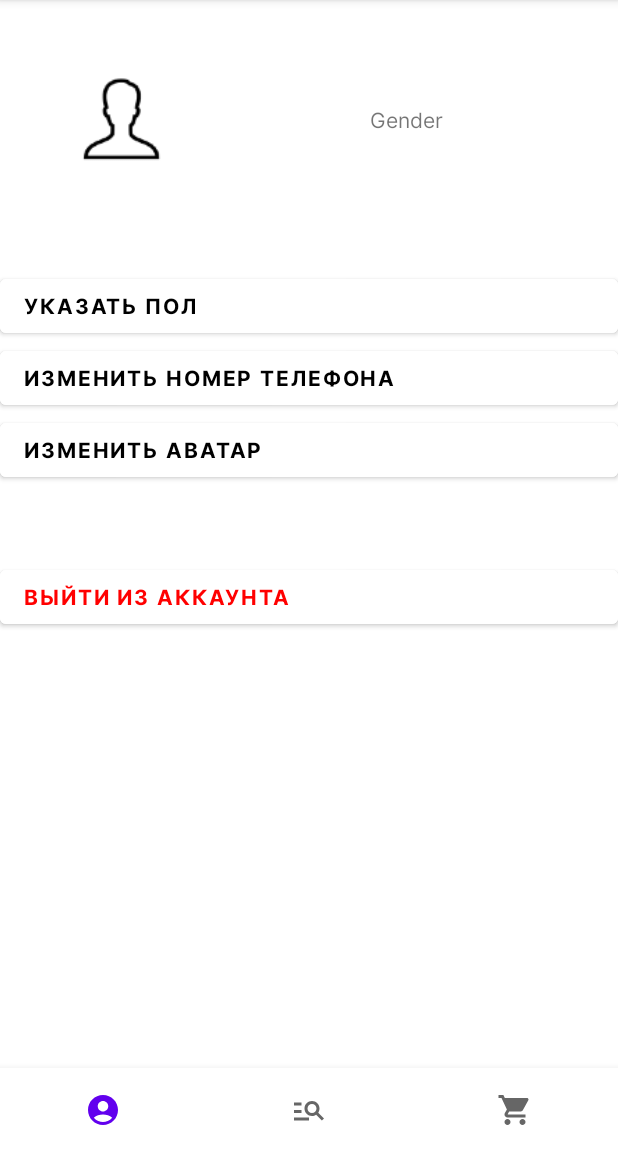
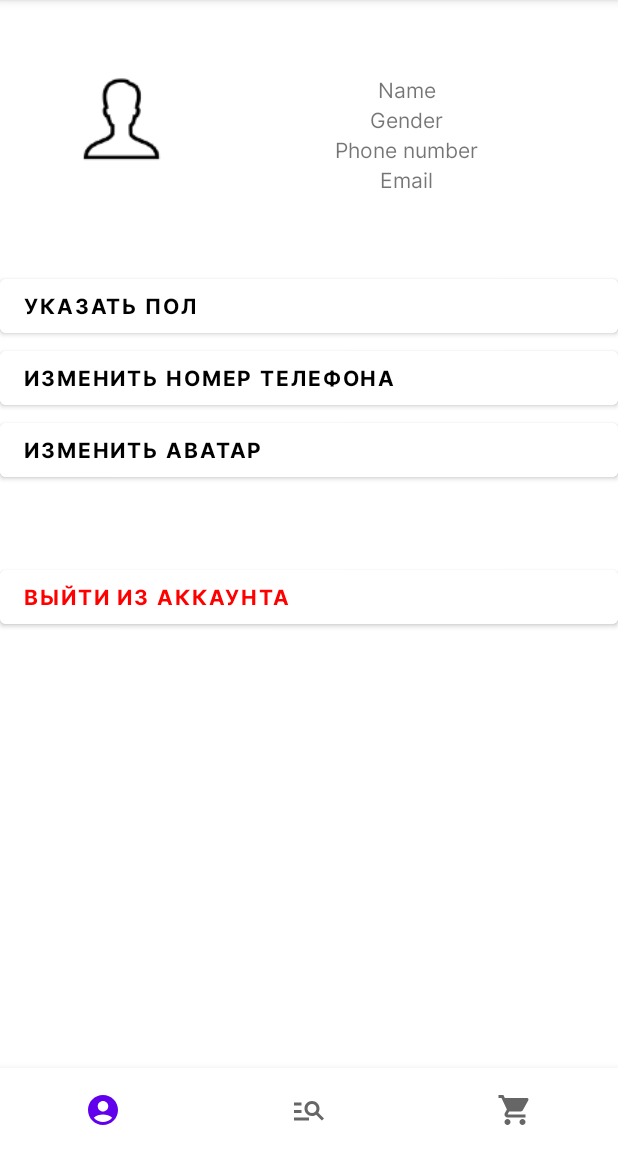
Before and after one commit to inimitab1e/ShopCatalog, an Android app: the ProfileFragment screen opened through its navigation route, on a phone screen of 412 x 824 dp, the part 84-1236 px from its top. Run offline under Robolectric (Android 15) with nearby library versions, the phone set to English and light mode, and no system bars; our stand-ins replace Dagger/Hilt's generated code, Room's generated code, navigation-ui; libraries missing offline, so code that uses them is left out: by.kirich1409.viewbindingdelegate; 8 statements that could not run were skipped.

Commit message:
observing database changes of user info in profile fragment impl'ed

```diff
--- a/app/src/main/java/com/example/shopcatalog/ui/profile/ProfileFragment.kt
+++ b/app/src/main/java/com/example/shopcatalog/ui/profile/ProfileFragment.kt
@@ -5,13 +5,16 @@ import androidx.fragment.app.Fragment
 import android.view.View
 import android.widget.Toast
 import androidx.fragment.app.viewModels
+import androidx.lifecycle.lifecycleScope
 import androidx.navigation.fragment.findNavController
 import by.kirich1409.viewbindingdelegate.viewBinding
 import com.example.shopcatalog.R
 import com.example.shopcatalog.databinding.FragmentProfileBinding
 import com.example.shopcatalog.domain.utils.StringConstants
+import com.example.shopcatalog.extensions.launchWhenStarted
 import com.google.android.material.dialog.MaterialAlertDialogBuilder
 import dagger.hilt.android.AndroidEntryPoint
+import kotlinx.coroutines.flow.onEach
 
 @AndroidEntryPoint
 class ProfileFragment : Fragment(R.layout.fragment_profile) {
@@ -27,6 +30,7 @@ class ProfileFragment : Fragment(R.layout.fragment_profile) {
         super.onViewCreated(view, savedInstanceState)
 
         initClickers()
+        currentUserInfoUiSetup()
     }
 
     private fun initClickers() {
@@ -56,6 +60,18 @@ class ProfileFragment : Fragment(R.layout.fragment_profile) {
             .show()
     }
 
+    private fun currentUserInfoUiSetup() {
+        profileViewModel.currentLocalUserInfo.onEach { userInfo ->
+            with(binding) {
+                tvProfileName.text = userInfo.userName
+                tvProfileEmail.text = userInfo.email
+                tvProfileGender.text = userInfo.gender
+                tvProfilePhoneNumber.text = userInfo.phoneNumber
+                //TODO profile image
+            }
+        }.launchWhenStarted(lifecycleScope)
+    }
+
     private fun updateUserGenderInfo() {
         binding.tvProfileGender.text = selectedItem
     }
--- a/app/src/main/java/com/example/shopcatalog/ui/profile/ProfileViewModel.kt
+++ b/app/src/main/java/com/example/shopcatalog/ui/profile/ProfileViewModel.kt
@@ -1,19 +1,15 @@
 package com.example.shopcatalog.ui.profile
 
 import android.net.Uri
-import androidx.lifecycle.LiveData
-import androidx.lifecycle.MutableLiveData
 import androidx.lifecycle.ViewModel
 import androidx.lifecycle.viewModelScope
+import com.example.shopcatalog.domain.model.CurrentUserInfo
 import com.example.shopcatalog.domain.repository.UsersDatabaseLocalRepository
 import com.example.shopcatalog.domain.security.PrefHelper
 import dagger.hilt.android.lifecycle.HiltViewModel
 import kotlinx.coroutines.channels.BufferOverflow
-import kotlinx.coroutines.flow.MutableSharedFlow
-import kotlinx.coroutines.flow.SharedFlow
-import kotlinx.coroutines.flow.asSharedFlow
+import kotlinx.coroutines.flow.*
 import kotlinx.coroutines.launch
-import timber.log.Timber
 import javax.inject.Inject
 
 @HiltViewModel
@@ -22,8 +18,25 @@ class ProfileViewModel @Inject constructor(
     private val prefHelper: PrefHelper
 ) : ViewModel() {
 
+    private val _currentLocalUserInfo =
+        MutableSharedFlow<CurrentUserInfo>(1, onBufferOverflow = BufferOverflow.DROP_OLDEST)
+    val currentLocalUserInfo: SharedFlow<CurrentUserInfo> =
+        _currentLocalUserInfo.asSharedFlow()
+
+    init {
+        getCurrentLocalUserInfo()
+    }
+
     fun doLogout() {
         prefHelper.clear()
+    }
+
+    private fun getCurrentLocalUserInfo() {
+        viewModelScope.launch {
+            usersDatabaseLocalRepository.fetchAllUserInfo(getEmail()).collect { userInfo ->
+                _currentLocalUserInfo.tryEmit(userInfo)
+            }
+        }
     }
 
     fun updateUserGender(gender: String) {
@@ -38,7 +51,7 @@ class ProfileViewModel @Inject constructor(
         }
     }
 
-    fun updateUserProfileImage(image: Uri, email: String) {
+    fun updateUserProfileImage(image: Uri) {
         viewModelScope.launch {
             usersDatabaseLocalRepository.updateUserProfileAvatarInDatabase(image, getEmail())
         }
--- a/app/src/main/res/layout/fragment_profile.xml
+++ b/app/src/main/res/layout/fragment_profile.xml
@@ -27,7 +27,7 @@
             android:layout_width="wrap_content"
             android:layout_height="wrap_content"
             android:layout_marginTop="@dimen/user_general_info_margin_top"
-            tools:text="Name"
+            android:text="Name"
             android:fontFamily="@font/inter"
             app:layout_constraintEnd_toEndOf="parent"
             app:layout_constraintStart_toEndOf="@+id/ivProfileAvatar"
@@ -47,9 +47,19 @@
             android:id="@+id/tvProfilePhoneNumber"
             android:layout_width="wrap_content"
             android:layout_height="wrap_content"
-            tools:text="Phone number"
+            android:text="Phone number"
             android:fontFamily="@font/inter"
             app:layout_constraintTop_toBottomOf="@id/tvProfileGender"
+            app:layout_constraintEnd_toEndOf="parent"
+            app:layout_constraintStart_toEndOf="@+id/ivProfileAvatar" />
+
+        <TextView
+            android:id="@+id/tvProfileEmail"
+            android:layout_width="wrap_content"
+            android:layout_height="wrap_content"
+            android:text="Email"
+            android:fontFamily="@font/inter"
+            app:layout_constraintTop_toBottomOf="@id/tvProfilePhoneNumber"
             app:layout_constraintEnd_toEndOf="parent"
             app:layout_constraintStart_toEndOf="@+id/ivProfileAvatar" />
 
--- a/data/build.gradle
+++ b/data/build.gradle
@@ -47,6 +47,9 @@ dependencies {
     annotationProcessor "androidx.room:room-compiler:2.4.3"
     implementation "androidx.room:room-ktx:2.4.3"
 
+    //Coroutines
+    implementation "org.jetbrains.kotlinx:kotlinx-coroutines-android:1.6.4"
+
     //http
     implementation 'com.squareup.okhttp3:okhttp:5.0.0-alpha.2'
     implementation 'com.squareup.okhttp3:logging-interceptor:5.0.0-alpha.1'
--- a/domain/build.gradle
+++ b/domain/build.gradle
@@ -44,6 +44,9 @@ dependencies {
     annotationProcessor "androidx.room:room-compiler:2.4.3"
     implementation "androidx.room:room-ktx:2.4.3"
 
+    //Coroutines
+    implementation "org.jetbrains.kotlinx:kotlinx-coroutines-android:1.6.4"
+
     //JSON
     implementation 'com.google.code.gson:gson:2.9.0'
     implementation "org.jetbrains.kotlinx:kotlinx-serialization-json:1.4.1"
--- a/domain/src/main/java/com/example/shopcatalog/domain/local/AppDatabaseDAO.kt
+++ b/domain/src/main/java/com/example/shopcatalog/domain/local/AppDatabaseDAO.kt
@@ -5,12 +5,17 @@ import androidx.room.Dao
 import androidx.room.Insert
 import androidx.room.Query
 import com.example.shopcatalog.domain.local.entities.Users
+import com.example.shopcatalog.domain.model.CurrentUserInfo
+import kotlinx.coroutines.flow.Flow
 
 @Dao
 interface AppDatabaseDAO {
 
     @Insert
     suspend fun importUserInfo(userInfo: Users)
+
+    @Query("SELECT * from users where email = :email")
+    fun fetchAllInfo(email: String): Flow<Users>
 
     @Query("UPDATE users SET gender = :value WHERE email = :email")
     suspend fun updateUserGender(value: String, email: String)
--- a/domain/src/main/java/com/example/shopcatalog/domain/repository/UsersDatabaseLocalRepository.kt
+++ b/domain/src/main/java/com/example/shopcatalog/domain/repository/UsersDatabaseLocalRepository.kt
@@ -1,10 +1,14 @@
 package com.example.shopcatalog.domain.repository
 
 import android.net.Uri
+import com.example.shopcatalog.domain.model.CurrentUserInfo
+import kotlinx.coroutines.flow.Flow
 
 interface UsersDatabaseLocalRepository {
 
     suspend fun insertInitialUserInfoToDatabase(email: String, userName: String)
+
+    fun fetchAllUserInfo(email: String) : Flow<CurrentUserInfo>
 
     suspend fun updateUserGenderInDatabase(value: String, email: String)
 
--- a/domain/src/main/java/com/example/shopcatalog/domain/utils/StringConstants.kt
+++ b/domain/src/main/java/com/example/shopcatalog/domain/utils/StringConstants.kt
@@ -3,8 +3,8 @@ package com.example.shopcatalog.domain.utils
 object StringConstants {
 
     const val userNotExists = "User does not exists"
-    //this value returns from back
-    const val tokenIsValid = "Access token is valid"
+
+    const val tokenIsValid = "Access token is valid" //this value returns from back
     const val refreshSuccess = "Refresh success"
 
     const val prefsName = "Secret"
```
Also changed, not shown: data/src/main/java/com/example/shopcatalog/data/Mappers.kt (+11 -0 lines), data/src/main/java/com/example/shopcatalog/data/repository/UsersDatabaseLocalRepositoryImpl.kt (+11 -0 lines), domain/src/main/java/com/example/shopcatalog/domain/model/CurrentUserInfo.kt (added, +11 -0 lines).
